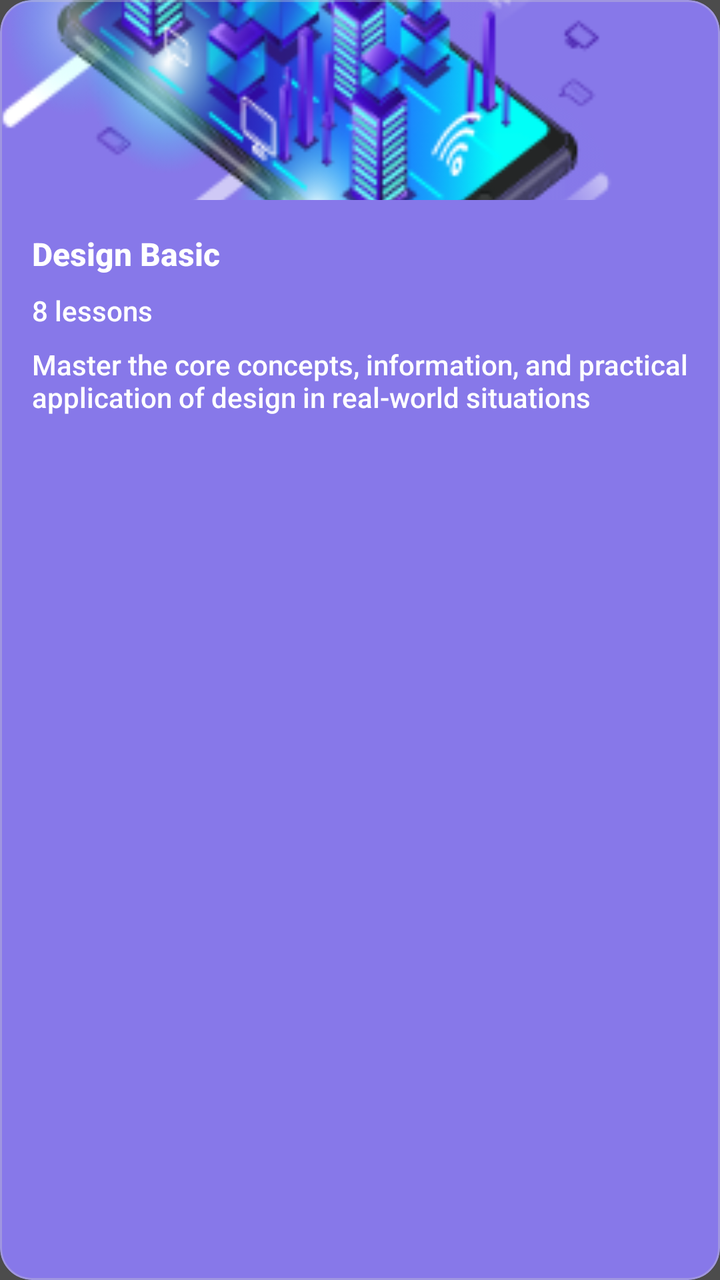
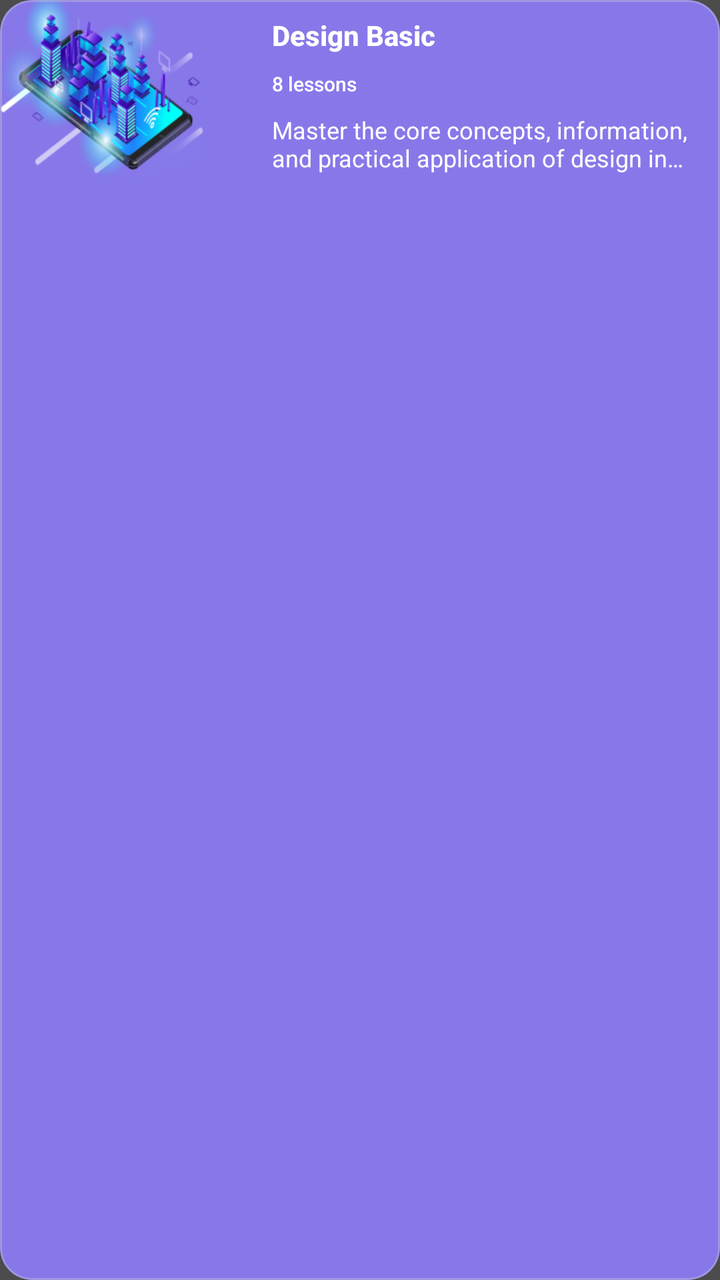

An Android layout rendered at two revisions. The XML below is the earlier revision; the diff shows what the commit changed to produce the second picture.
<!-- AndroidManifest.xml: application theme AppTheme -->
<!-- res/layout/card_bookmarked_course_sa.xml -->
<?xml version="1.0" encoding="utf-8"?>
<com.google.android.material.card.MaterialCardView xmlns:android="http://schemas.android.com/apk/res/android"
    xmlns:app="http://schemas.android.com/apk/res-auto"
    android:layout_width="match_parent"
    android:layout_height="wrap_content"
    android:layout_marginTop="8dp"
    android:layout_marginBottom="8dp"
    app:cardBackgroundColor="@color/bookmarked_course_background"
    app:cardCornerRadius="16dp"
    app:cardElevation="0dp"
    app:strokeColor="@color/grey_light"
    app:strokeWidth="1dp">

    <androidx.constraintlayout.widget.ConstraintLayout
        android:layout_width="match_parent"
        android:layout_height="wrap_content">

        <LinearLayout
            android:layout_width="match_parent"
            android:layout_height="wrap_content"
            android:orientation="vertical"
            app:layout_constraintStart_toStartOf="parent"
            app:layout_constraintTop_toTopOf="parent">

            <ImageView
                android:id="@+id/imvCoursePhoto"
                android:layout_width="match_parent"
                android:layout_height="100dp"
                android:adjustViewBounds="true"
                android:scaleType="centerCrop"
                android:src="@drawable/android_developer" />

            <LinearLayout
                android:layout_width="match_parent"
                android:layout_height="wrap_content"
                android:orientation="vertical"
                android:padding="16dp">

                <TextView
                    android:id="@+id/tvCourseTitle"
                    android:layout_width="match_parent"
                    android:layout_height="wrap_content"
                    android:ellipsize="end"
                    android:fontFamily="sans-serif-medium"
                    android:lines="1"
                    android:text="@string/title_course"
                    android:textColor="@color/white"
                    android:textSize="16sp"
                    android:textStyle="bold" />

                <TextView
                    android:id="@+id/tvCourseLesson"
                    android:layout_width="wrap_content"
                    android:layout_height="wrap_content"
                    android:layout_marginTop="8dp"
                    android:fontFamily="sans-serif-medium"
                    android:text="8 lessons"
                    android:textColor="@color/white"
                    android:textSize="14sp"
                    app:layout_constraintLeft_toLeftOf="parent"
                    app:layout_constraintTop_toTopOf="parent" />

                <TextView
                    android:id="@+id/tvCourseDescription"
                    android:layout_width="wrap_content"
                    android:layout_height="wrap_content"
                    android:layout_marginTop="8dp"
                    android:fontFamily="sans-serif-medium"
                    android:text="Master the core concepts, information, and practical application of design in real-world situations"
                    android:textColor="@color/white"
                    android:textSize="14sp" />
            </LinearLayout>
        </LinearLayout>
    </androidx.constraintlayout.widget.ConstraintLayout>
</com.google.android.material.card.MaterialCardView>
<!-- resources referenced by this layout -->
<resources>
  <color name="bookmarked_course_background">@color/color5</color>
  <color name="grey_light">#59CFCFCF</color>
  <color name="white">#FFFFFF</color>
  <!-- drawable android_developer: png bitmap (drawable, 61350 bytes) -->
  <string name="title_course">Design Basic</string>
  <style name="AppTheme" parent="Theme.MaterialComponents.DayNight.NoActionBar">
          
          <item name="colorPrimary">@color/option1</item>
          <item name="colorPrimaryDark">@color/colorPrimaryDark</item>
          <item name="colorAccent">@color/colorAccent</item>
  
          <item name="android:fontFamily">@font/calibri</item>
          <item name="android:windowBackground">@color/color_hint</item>
          <item name="android:textColorPrimary">@color/colorPrimary</item>
          <item name="android:windowContentTransitions">true</item>
  
          <item name="colorControlNormal">@color/color_control</item>
          <item name="android:textColorSecondary">@color/grey_light</item>
          <item name="colorControlActivated">@color/colorAccent</item>
  
  
      </style>
  <color name="color5">#8778E9</color>
  <color name="option1">#503FEF</color>
  <color name="colorPrimaryDark">#2A2E43</color>
  <color name="colorAccent">#FF402D</color>
  <color name="color_hint">#4c4c4c</color>
  <color name="colorPrimary">#FCFCFC</color>
  <color name="color_control">#000000</color>
</resources>

<!-- the commit's change to res/layout/card_bookmarked_course_sa.xml (unified diff, before → after) -->
@@ -1,10 +1,10 @@
 <?xml version="1.0" encoding="utf-8"?>
 <com.google.android.material.card.MaterialCardView xmlns:android="http://schemas.android.com/apk/res/android"
     xmlns:app="http://schemas.android.com/apk/res-auto"
+    xmlns:tools="http://schemas.android.com/tools"
     android:layout_width="match_parent"
     android:layout_height="wrap_content"
-    android:layout_marginTop="8dp"
-    android:layout_marginBottom="8dp"
+    android:layout_marginVertical="8dp"
     app:cardBackgroundColor="@color/bookmarked_course_background"
     app:cardCornerRadius="16dp"
     app:cardElevation="0dp"
@@ -15,61 +15,71 @@
         android:layout_width="match_parent"
         android:layout_height="wrap_content">
 
-        <LinearLayout
-            android:layout_width="match_parent"
+        <ImageView
+            android:id="@+id/imvCoursePhoto"
+            android:layout_width="120dp"
+            android:layout_height="0dp"
+            android:adjustViewBounds="true"
+            android:scaleType="centerCrop"
+            android:src="@drawable/android_developer"
+            android:contentDescription="@string/title_course"
+            app:layout_constraintStart_toStartOf="parent"
+            app:layout_constraintTop_toTopOf="parent"
+            app:layout_constraintBottom_toBottomOf="parent" />
+
+        <TextView
+            android:layout_marginStart="16dp"
+            android:layout_marginTop="8dp"
+            android:layout_marginEnd="16dp"
+            android:layout_marginBottom="16dp"
+            android:id="@+id/tvCourseTitle"
+            android:layout_width="0dp"
             android:layout_height="wrap_content"
-            android:orientation="vertical"
-            app:layout_constraintStart_toStartOf="parent"
-            app:layout_constraintTop_toTopOf="parent">
+            android:ellipsize="end"
+            android:fontFamily="sans-serif-medium"
+            android:maxLines="1"
+            android:text="@string/title_course"
+            android:textColor="@color/white"
+            android:textSize="14sp"
+            android:textStyle="bold"
+            app:layout_constraintEnd_toEndOf="parent"
+            app:layout_constraintStart_toEndOf="@id/imvCoursePhoto"
+            app:layout_constraintTop_toTopOf="parent" />
 
-            <ImageView
-                android:id="@+id/imvCoursePhoto"
-                android:layout_width="match_parent"
-                android:layout_height="100dp"
-                android:adjustViewBounds="true"
-                android:scaleType="centerCrop"
-                android:src="@drawable/android_developer" />
+        <TextView
+            android:id="@+id/tvCourseLesson"
+            android:layout_width="wrap_content"
+            android:layout_height="wrap_content"
+            android:layout_marginStart="16dp"
+            android:layout_marginEnd="16dp"
+            android:layout_marginTop="8dp"
+            android:layout_marginBottom="16dp"
+            android:fontFamily="sans-serif-medium"
+            android:text="8 lessons"
+            android:textColor="@color/white"
+            android:textSize="10sp"
+            app:layout_constraintStart_toEndOf="@id/imvCoursePhoto"
+            app:layout_constraintTop_toBottomOf="@id/tvCourseTitle" />
 
-            <LinearLayout
-                android:layout_width="match_parent"
-                android:layout_height="wrap_content"
-                android:orientation="vertical"
-                android:padding="16dp">
+        <TextView
+            android:layout_marginStart="16dp"
+            android:layout_marginEnd="16dp"
+            android:layout_marginTop="8dp"
+            android:layout_marginBottom="16dp"
+            android:id="@+id/tvCourseDescription"
+            android:layout_width="0dp"
+            android:layout_height="wrap_content"
+            android:fontFamily="sans-serif"
+            android:ellipsize="end"
+            android:maxLines="2"
+            android:text="Master the core concepts, information, and practical application of design in real-world situations"
+            android:textColor="@color/white"
+            android:textSize="12sp"
+            app:layout_constraintBottom_toBottomOf="parent"
+            app:layout_constraintEnd_toEndOf="parent"
+            app:layout_constraintStart_toEndOf="@id/imvCoursePhoto"
+            app:layout_constraintTop_toBottomOf="@id/tvCourseLesson"
+            app:layout_constraintVertical_bias="0.0" />
 
-                <TextView
-                    android:id="@+id/tvCourseTitle"
-                    android:layout_width="match_parent"
-                    android:layout_height="wrap_content"
-                    android:ellipsize="end"
-                    android:fontFamily="sans-serif-medium"
-                    android:lines="1"
-                    android:text="@string/title_course"
-                    android:textColor="@color/white"
-                    android:textSize="16sp"
-                    android:textStyle="bold" />
-
-                <TextView
-                    android:id="@+id/tvCourseLesson"
-                    android:layout_width="wrap_content"
-                    android:layout_height="wrap_content"
-                    android:layout_marginTop="8dp"
-                    android:fontFamily="sans-serif-medium"
-                    android:text="8 lessons"
-                    android:textColor="@color/white"
-                    android:textSize="14sp"
-                    app:layout_constraintLeft_toLeftOf="parent"
-                    app:layout_constraintTop_toTopOf="parent" />
-
-                <TextView
-                    android:id="@+id/tvCourseDescription"
-                    android:layout_width="wrap_content"
-                    android:layout_height="wrap_content"
-                    android:layout_marginTop="8dp"
-                    android:fontFamily="sans-serif-medium"
-                    android:text="Master the core concepts, information, and practical application of design in real-world situations"
-                    android:textColor="@color/white"
-                    android:textSize="14sp" />
-            </LinearLayout>
-        </LinearLayout>
     </androidx.constraintlayout.widget.ConstraintLayout>
 </com.google.android.material.card.MaterialCardView>
